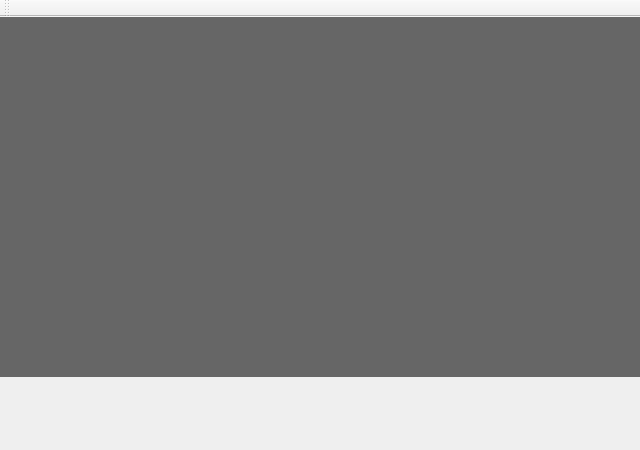
First picture: the form in mainwindow.ui, repository crouse/rUpa, before the edit.
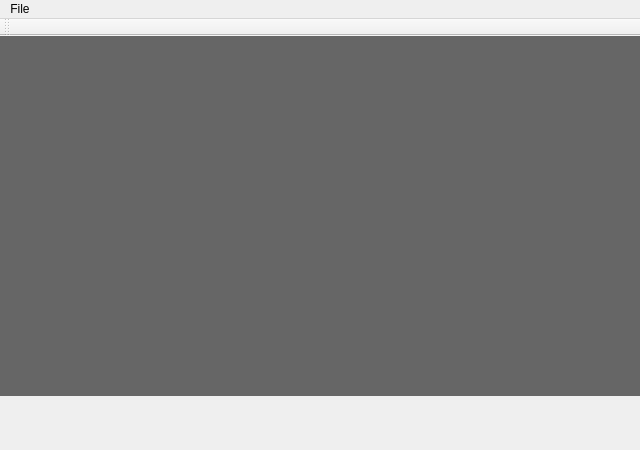
Second picture: the form after the edit. Icons and pictures are not drawn.

```diff
--- a/mainwindow.ui
+++ b/mainwindow.ui
@@ -77,6 +77,34 @@
     <bool>false</bool>
    </attribute>
   </widget>
+  <widget class="QMenuBar" name="menuBar">
+   <property name="geometry">
+    <rect>
+     <x>0</x>
+     <y>0</y>
+     <width>640</width>
+     <height>22</height>
+    </rect>
+   </property>
+   <widget class="QMenu" name="menuFile">
+    <property name="title">
+     <string>File</string>
+    </property>
+    <addaction name="actionOpen_camera"/>
+    <addaction name="actionClose_camera"/>
+   </widget>
+   <addaction name="menuFile"/>
+  </widget>
+  <action name="actionOpen_camera">
+   <property name="text">
+    <string>open camera</string>
+   </property>
+  </action>
+  <action name="actionClose_camera">
+   <property name="text">
+    <string>close camera</string>
+   </property>
+  </action>
  </widget>
  <layoutdefault spacing="6" margin="11"/>
  <resources>
```
